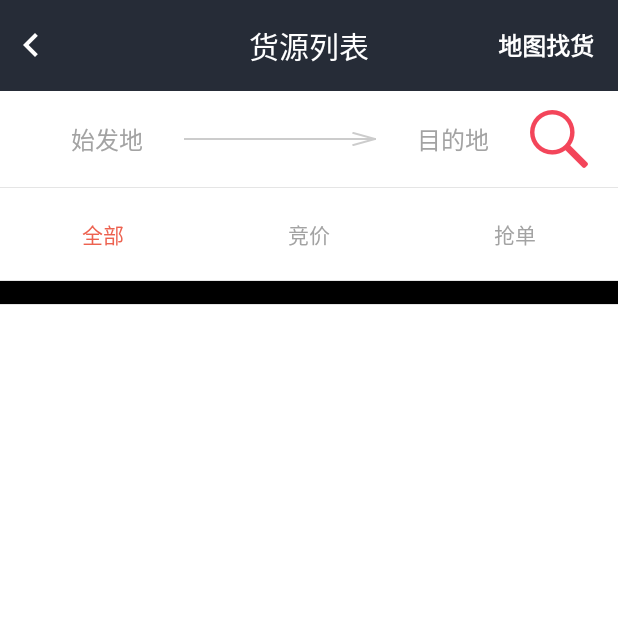
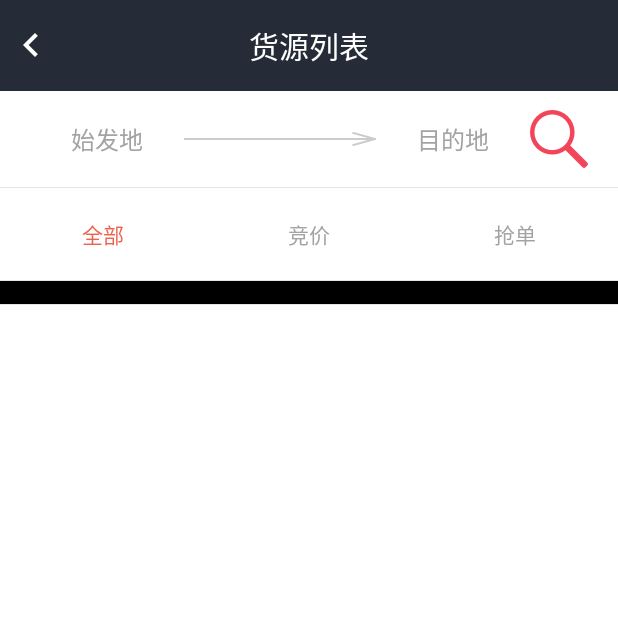
Before and after one commit to hardylake8020/youka-android, an Android app: the FindGoodsActivity screen opened directly, with no data from a screen before it, on a phone screen of 412 x 824 dp, the top half of it. Run offline under Robolectric (Android 15) with nearby library versions, the phone set to English and light mode, and no system bars; our stand-ins replace CircleImageView; libraries missing offline, so code that uses them is left out: com.baidu.mapapi, com.facebook.drawee, com.nostra13.universalimageloader, com.testin.agent.

Commit message:
Merge from the mastefr

```diff
--- a/app/src/main/java/com/zzqs/app_kc/z_kc/activity/FindGoodsActivity.java
+++ b/app/src/main/java/com/zzqs/app_kc/z_kc/activity/FindGoodsActivity.java
@@ -1,10 +1,8 @@
 package com.zzqs.app_kc.z_kc.activity;
 
-import android.content.Intent;
 import android.os.Bundle;
 import android.support.v4.content.ContextCompat;
 import android.view.View;
-import android.widget.AdapterView;
 import android.widget.EditText;
 import android.widget.TextView;
 
@@ -17,12 +15,13 @@ import com.zzqs.app_kc.z_kc.listener.MyOnClickListener;
 import java.util.ArrayList;
 import java.util.List;
 
+
 /**
  * Created by lance on 2016/12/4.
  */
 
 public class FindGoodsActivity extends BaseActivity implements XListView.IXListViewListener {
-  TextView tvLeft, tvTitle, tvRight, tvSelectAll, tvSelectBidding, tvSelectGrab;
+    TextView tvLeft, tvTitle, tvSelectAll, tvSelectBidding, tvSelectGrab;
     EditText etStart, etEnd;
     XListView lvTenders;
     TenderAdapter adapter;
@@ -50,9 +49,6 @@ public class FindGoodsActivity extends BaseActivity implements XListView.IXListV
         });
         tvTitle = (TextView) findViewById(R.id.head_title);
         tvTitle.setText(R.string.goods_list);
-    tvRight = (TextView) findViewById(R.id.head_right);
-    tvRight.setText(R.string.find_good_by_map);
-    tvRight.setVisibility(View.VISIBLE);
         tvSelectAll = (TextView) findViewById(R.id.tvSelectAll);
         tvSelectAll.setOnClickListener(new View.OnClickListener() {
             @Override
@@ -89,7 +85,6 @@ public class FindGoodsActivity extends BaseActivity implements XListView.IXListV
 
     @Override
     public void loadData() {
-
     }
 
     @Override
@@ -98,13 +93,11 @@ public class FindGoodsActivity extends BaseActivity implements XListView.IXListV
         onLoad();
     }
 
+
     @Override
     public void onLoadMore() {
         getKCOrders();
         onLoad();
-  }
-
-  private void getKCOrders() {
     }
 
     /**
@@ -117,6 +110,9 @@ public class FindGoodsActivity extends BaseActivity implements XListView.IXListV
         if (tenderList.size() >= 10) {
             lvTenders.setPullLoadEnable(true);
         }
+    }
+
+    private void getKCOrders() {
     }
 
     private void setSelectType(int type) {
--- a/app/src/main/java/com/zzqs/app_kc/z_kc/activity/MainActivity.java
+++ b/app/src/main/java/com/zzqs/app_kc/z_kc/activity/MainActivity.java
@@ -3,7 +3,6 @@ package com.zzqs.app_kc.z_kc.activity;
 import android.content.Intent;
 import android.os.Bundle;
 import android.view.View;
-import android.widget.AdapterView;
 import android.widget.LinearLayout;
 import android.widget.RelativeLayout;
 import android.widget.TextView;
--- a/build.gradle
+++ b/build.gradle
@@ -5,7 +5,7 @@ buildscript {
         jcenter()
     }
     dependencies {
-        classpath 'com.android.tools.build:gradle:2.2.2'
+        classpath 'com.android.tools.build:gradle:2.1.3'
 
         // NOTE: Do not place your application dependencies here; they belong
         // in the individual module build.gradle files
```
Also changed, not shown: 1 other file. Lines whose indentation alone changed are shown as unchanged.
